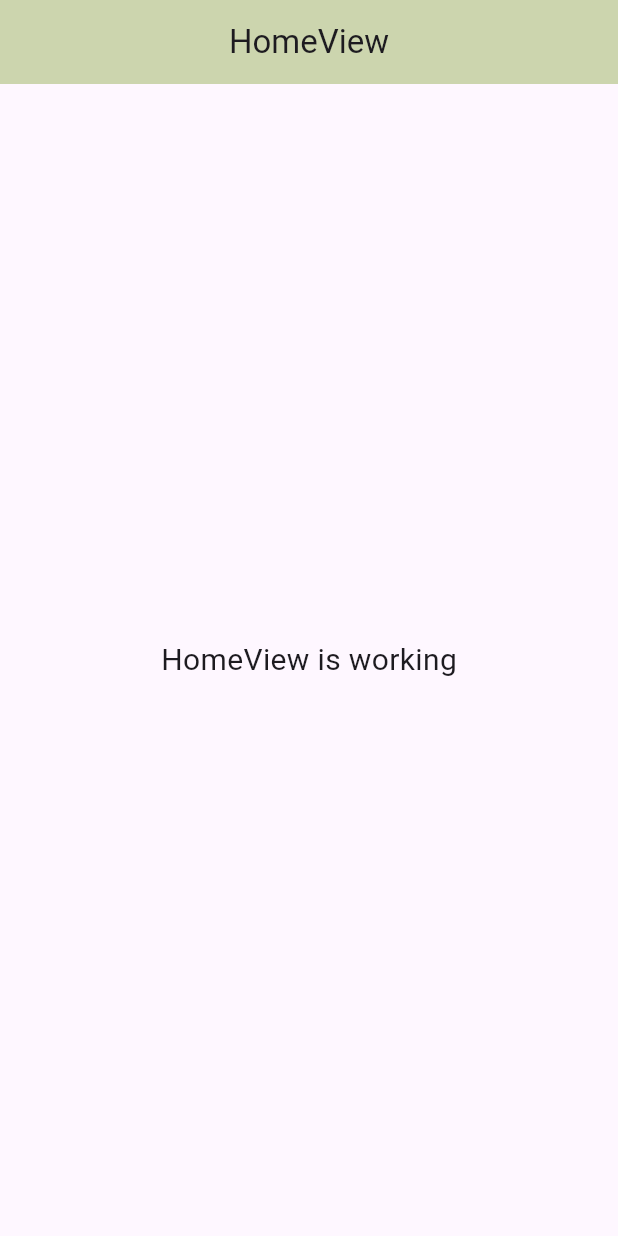
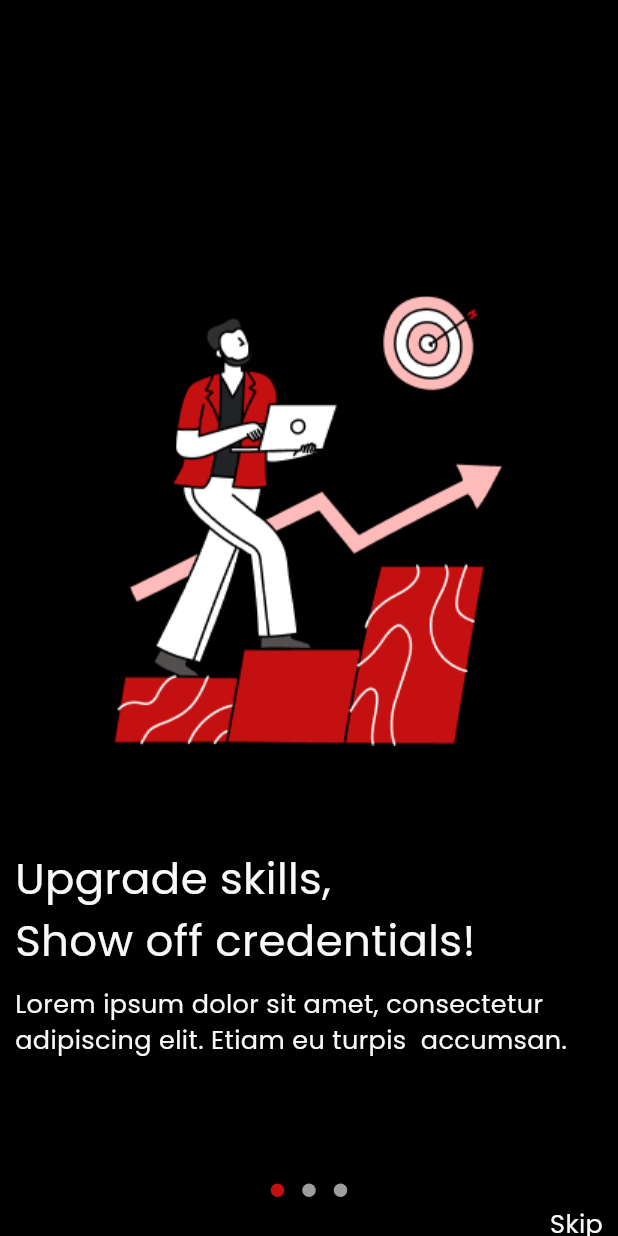
Before and after one commit to makayasa/talent-insider-test, a Flutter app: the screen it shows after launch, on a phone screen of 412 x 824 dp. Run offline on Flutter 3.47's test engine with Material 3 defaults, Android fonts, the light colour scheme and no system bars; drawn by our look-alikes of dots_indicator; our stand-ins replace fluttertoast, get, google_fonts.

Commit message:
on boarding done

```diff
--- /dev/null
+++ b/lib/app/modules/boarding/controllers/boarding_controller.dart
@@ -0,0 +1,21 @@
+import 'package:flutter/material.dart';
+import 'package:get/get.dart';
+
+class BoardingController extends GetxController {
+  final pageController = PageController();
+  final pageIndex = 0.obs;
+  @override
+  void onInit() {
+    super.onInit();
+  }
+
+  @override
+  void onReady() {
+    super.onReady();
+  }
+
+  @override
+  void onClose() {
+    super.onClose();
+  }
+}
--- /dev/null
+++ b/lib/app/modules/boarding/views/boarding_view.dart
@@ -0,0 +1,119 @@
+import 'package:dots_indicator/dots_indicator.dart';
+import 'package:flutter/material.dart';
+import 'package:get/get.dart';
+import 'package:skeleton/app/components/default_text.dart';
+import 'package:skeleton/config/color_constants.dart';
+import 'package:skeleton/config/constant.dart';
+
+import '../controllers/boarding_controller.dart';
+
+class BoardingView extends GetView<BoardingController> {
+  const BoardingView({Key? key}) : super(key: key);
+  @override
+  Widget build(BuildContext context) {
+    return Scaffold(
+      backgroundColor: Colors.black,
+      body: Column(
+        children: [
+          Expanded(
+            child: PageView(
+              controller: controller.pageController,
+              onPageChanged: (value) {
+                controller.pageIndex.value = value;
+              },
+              children: const [
+                BoardingItem(
+                  image: 'assets/boarding-1.png',
+                  label: 'Upgrade skills,\nShow off credentials!',
+                  text: 'Lorem ipsum dolor sit amet, consectetur adipiscing elit. Etiam eu turpis  accumsan.',
+                ),
+                BoardingItem(
+                  image: 'assets/boarding-2.png',
+                  label: 'Gain Insights andread Thending Articles',
+                  text: 'Lorem ipsum dolor sit amet, consectetur adipiscing elit. Etiam eu turpis serun',
+                ),
+                BoardingItem(
+                  image: 'assets/boarding-3.png',
+                  label: 'Attend Events and Expand youir network!',
+                  text: 'Lorem ipsum dolor sit amet, consectetur adipiscing elit. Etiam eu turpis amet',
+                ),
+              ],
+            ),
+          ),
+          const SizedBox(height: 10),
+          Obx(
+            () => DotsIndicator(
+              // dotsCount: controller.pageController.page?.round() ?? 0,
+              dotsCount: 3,
+              position: controller.pageIndex.value,
+            ),
+          ),
+          Obx(
+            () => Visibility(
+              visible: controller.pageIndex.value != 2,
+              replacement: const SizedBox(
+                height: 20,
+              ),
+              child: Padding(
+                padding: kDefaultScaffoldPadding,
+                child: Align(
+                  alignment: Alignment.centerRight,
+                  child: GestureDetector(
+                    onTap: () {},
+                    child: SizedBox(
+                      height: 20,
+                      child: DefText('Skip', color: kBgWhite).semilarge,
+                    ),
+                  ),
+                ),
+              ),
+            ),
+          ),
+        ],
+      ),
+    );
+  }
+}
+
+class BoardingItem extends StatelessWidget {
+  const BoardingItem({
+    super.key,
+    required this.image,
+    required this.label,
+    required this.text,
+  });
+  final String image;
+  final String label;
+  final String text;
+
+  @override
+  Widget build(BuildContext context) {
+    return Column(
+      crossAxisAlignment: CrossAxisAlignment.start,
+      children: [
+        const SizedBox(height: 197),
+        Center(
+          child: Image.asset(
+            image,
+          ),
+        ),
+        const SizedBox(height: 68),
+        Padding(
+          padding: kDefaultScaffoldPadding,
+          child: DefText(
+            label,
+            color: kBgWhite,
+          ).huge,
+        ),
+        const SizedBox(height: 10),
+        Padding(
+          padding: kDefaultScaffoldPadding,
+          child: DefText(
+            text,
+            color: kBgWhite,
+          ).semilarge,
+        ),
+      ],
+    );
+  }
+}
--- a/lib/app/routes/app_routes.dart
+++ b/lib/app/routes/app_routes.dart
@@ -4,9 +4,11 @@ part of 'app_pages.dart';
 abstract class Routes {
   Routes._();
   static const HOME = _Paths.HOME;
+  static const BOARDING = _Paths.BOARDING;
 }
 
 abstract class _Paths {
   _Paths._();
   static const HOME = '/home';
+  static const BOARDING = '/boarding';
 }
--- a/lib/config/constant.dart
+++ b/lib/config/constant.dart
@@ -4,17 +4,19 @@ import 'package:google_fonts/google_fonts.dart';
 import 'color_constants.dart';
 
 TextStyle get kDefaultTextStyle {
-  // return GoogleFonts.poppins(
+  return GoogleFonts.poppins(
+    color: kBgBlack,
+    fontStyle: FontStyle.normal,
+    fontWeight: FontWeight.normal,
+  );
+  // return GoogleFonts.nunito(
   //   color: kBgBlack,
   //   fontStyle: FontStyle.normal,
   //   fontWeight: FontWeight.normal,
   // );
-  return GoogleFonts.nunito(
-    color: kBgBlack,
-    fontStyle: FontStyle.normal,
-    fontWeight: FontWeight.normal,
-  );
 }
+
+const kNormalFontSize = 14.0;
 
 const kDefaultCurve = Curves.easeInOutCirc;
 const kDefaultFastDuration = Duration(milliseconds: 250);
--- a/pubspec.yaml
+++ b/pubspec.yaml
@@ -13,6 +13,7 @@ dependencies:
   google_fonts: ^6.1.0
   fluttertoast: ^8.2.4
   intl: ^0.19.0
+  dots_indicator: ^3.0.0
 
 dev_dependencies:
   flutter_lints: ^2.0.0
@@ -21,3 +22,5 @@ dev_dependencies:
 
 flutter:
   uses-material-design: true
+  assets:
+    - assets/
```
Also changed, not shown: lib/app/components/default_text.dart (+20 -10 lines), lib/app/modules/boarding/bindings/boarding_binding.dart (added, +12 -0 lines), lib/app/routes/app_pages.dart (+8 -1 lines), lib/config/color_constants.dart (+5 -5 lines), assets/boarding-1.png (added), assets/boarding-2.png (added), assets/boarding-3.png (added), pubspec.lock.
